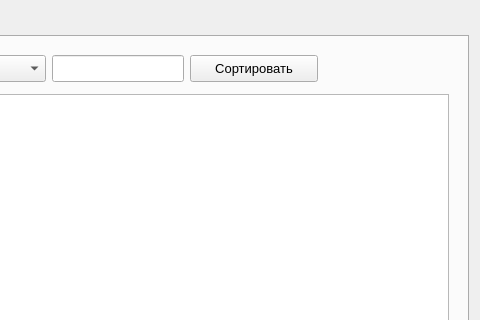
Qt form EditOrgContactDialog.ui (okostynchuk/Outcall) before a commit; both pictures show x 175 to 655 and y 0 to 320 of the 655 by 475 pixel window.
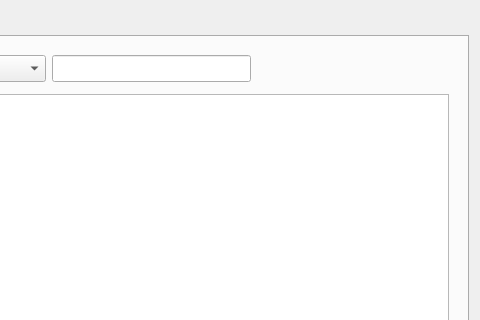
The same form after that commit. The open tabs and pages were chosen to show the change.

The edit to the form file:
```diff
--- a/EditOrgContactDialog.ui
+++ b/EditOrgContactDialog.ui
@@ -288,27 +288,6 @@
                 </property>
                </widget>
               </item>
-              <item>
-               <widget class="QPushButton" name="sortButton">
-                <property name="minimumSize">
-                 <size>
-                  <width>128</width>
-                  <height>27</height>
-                 </size>
-                </property>
-                <property name="font">
-                 <font>
-                  <pointsize>10</pointsize>
-                 </font>
-                </property>
-                <property name="focusPolicy">
-                 <enum>Qt::NoFocus</enum>
-                </property>
-                <property name="text">
-                 <string>Сортировать</string>
-                </property>
-               </widget>
-              </item>
               <item>
                <spacer name="horizontalSpacer">
                 <property name="orientation">
```
